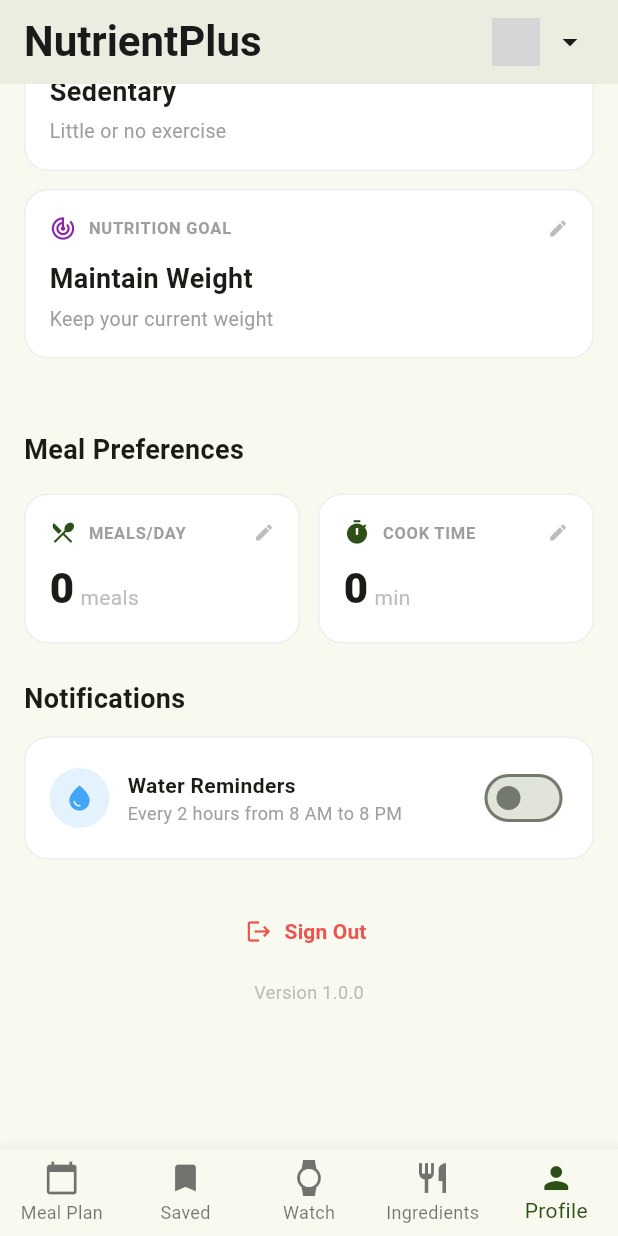
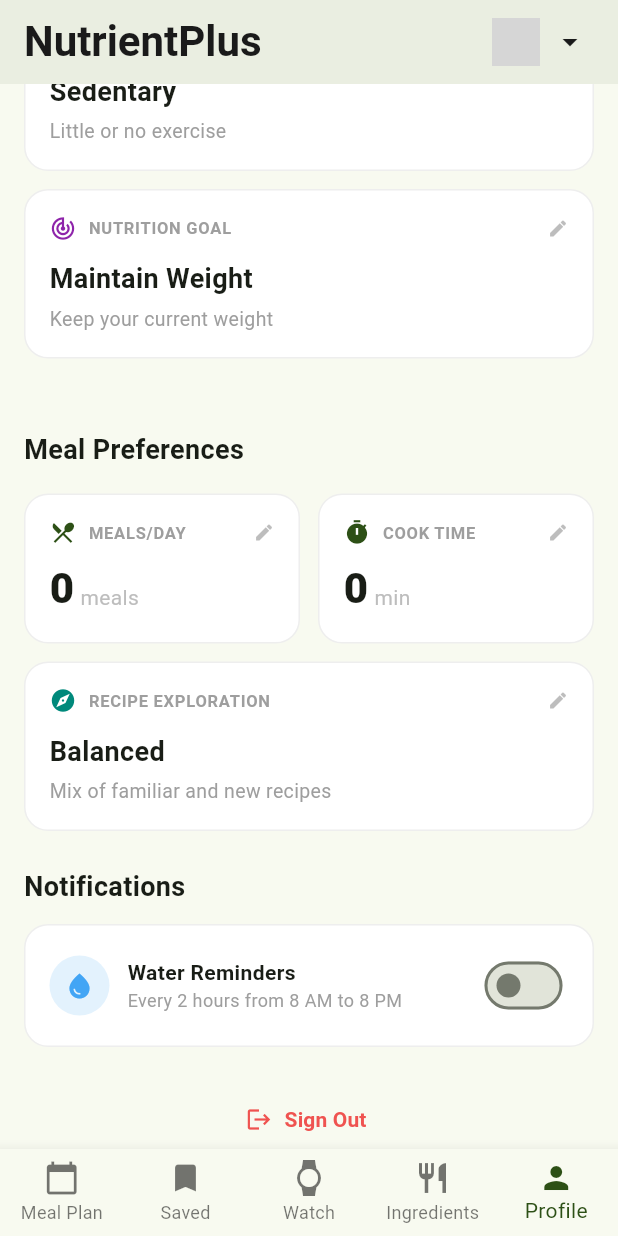
Before and after one commit to AlecsaAlin/NutrientPlus-UI, a Flutter app: the HomeScreen screen opened directly, item 5 of the bottom bar chosen, scrolled down 682 dp, on a phone screen of 412 x 824 dp. Run offline on Flutter 3.47's test engine with Material 3 defaults, Android fonts, the light colour scheme and no system bars; our stand-ins replace flutter_local_notifications, image_picker, shared_preferences, timezone; missing offline and left inert: health; accounts and stored records are empty; network calls fail; Roboto replaces fonts that are missing (Outfit); grey boxes are pictures that could not be loaded.

Commit message:
Enhance health tracking features and add exploration preference management

```diff
--- a/nutrient_plus_ui/lib/features/profile/models/calorie_info.dart
+++ b/nutrient_plus_ui/lib/features/profile/models/calorie_info.dart
@@ -72,3 +72,23 @@ enum GoalType {
     );
   }
 }
+
+
+enum ExplorationPreference {
+  conservative('conservative', 'Conservative', 'Stick to recipes you already like'),
+  balanced('balanced', 'Balanced', 'Mix of familiar and new recipes'),
+  adventurous('adventurous', 'Adventurous', 'Discover lots of new recipes');
+
+  final String value;
+  final String label;
+  final String description;
+
+  const ExplorationPreference(this.value, this.label, this.description);
+
+  static ExplorationPreference fromString(String? value) {
+    return ExplorationPreference.values.firstWhere(
+      (e) => e.value == value,
+      orElse: () => ExplorationPreference.balanced,
+    );
+  }
+}
--- a/nutrient_plus_ui/lib/features/profile/views/profile_tab.dart
+++ b/nutrient_plus_ui/lib/features/profile/views/profile_tab.dart
@@ -831,7 +831,105 @@ class _ProfileTabState extends State<ProfileTab> {
             ),
           ],
         ),
+        const SizedBox(height: 12),
+        _buildExplorationPreferenceCard(viewModel),
       ],
+    );
+  }
+
+  Widget _buildExplorationPreferenceCard(ProfileViewModel viewModel) {
+    final current = ExplorationPreference.fromString(viewModel.user?.explorationPreference);
+
+    return GestureDetector(
+      onTap: () => _showExplorationPreferenceDialog(viewModel),
+      child: Container(
+        padding: const EdgeInsets.all(16),
+        decoration: BoxDecoration(
+          color: Colors.white,
+          borderRadius: BorderRadius.circular(16),
+          border: Border.all(color: Colors.grey[200]!),
+        ),
+        child: Column(
+          crossAxisAlignment: CrossAxisAlignment.start,
+          children: [
+            Row(
+              children: [
+                Icon(Icons.explore, size: 18, color: Colors.teal[600]),
+                const SizedBox(width: 8),
+                Text(
+                  'RECIPE EXPLORATION',
+                  style: TextStyle(
+                    fontSize: 11,
+                    fontWeight: FontWeight.bold,
+                    color: Colors.grey[500],
+                    letterSpacing: 0.5,
+                  ),
+                ),
+                const Spacer(),
+                Icon(Icons.edit, size: 14, color: Colors.grey[400]),
+              ],
+            ),
+            const SizedBox(height: 12),
+            Text(
+              current.label,
+              style: const TextStyle(
+                fontSize: 18,
+                fontWeight: FontWeight.w700,
+              ),
+            ),
+            const SizedBox(height: 4),
+            Text(
+              current.description,
+              style: TextStyle(
+                fontSize: 13,
+                color: Colors.grey[500],
+              ),
+            ),
+          ],
+        ),
+      ),
+    );
+  }
+
+  void _showExplorationPreferenceDialog(ProfileViewModel viewModel) {
+    showModalBottomSheet(
+      context: context,
+      isScrollControlled: true,
+      shape: const RoundedRectangleBorder(
+        borderRadius: BorderRadius.vertical(top: Radius.circular(20)),
+      ),
+      builder: (context) => Container(
+        padding: const EdgeInsets.all(20),
+        child: Column(
+          mainAxisSize: MainAxisSize.min,
+          crossAxisAlignment: CrossAxisAlignment.start,
+          children: [
+            const Text(
+              'Recipe Exploration',
+              style: TextStyle(
+                fontSize: 20,
+                fontWeight: FontWeight.bold,
+              ),
+            ),
+            const SizedBox(height: 8),
+            Text(
+              'Controls how much variety the meal planner introduces.',
+              style: TextStyle(fontSize: 13, color: Colors.grey[500]),
+            ),
+            const SizedBox(height: 16),
+            ...ExplorationPreference.values.map((pref) => _buildSelectionOption(
+              label: pref.label,
+              description: pref.description,
+              isSelected: viewModel.user?.explorationPreference == pref.value,
+              onTap: () {
+                Navigator.pop(context);
+                viewModel.updateExplorationPreference(pref.value);
+              },
+            )),
+            const SizedBox(height: 20),
+          ],
+        ),
+      ),
     );
   }
 
```
Also changed, not shown: nutrient_plus_ui/lib/core/services/health_service.dart (+10 -7 lines), nutrient_plus_ui/lib/features/profile/viewmodels/profile_viewmodel.dart (+15 -1 lines), nutrient_plus_ui/lib/features/watch/viewmodels/watch_viewmodel.dart (+16 -5 lines), nutrient_plus_ui/lib/features/watch/views/watch_tab.dart (+10 -30 lines).
